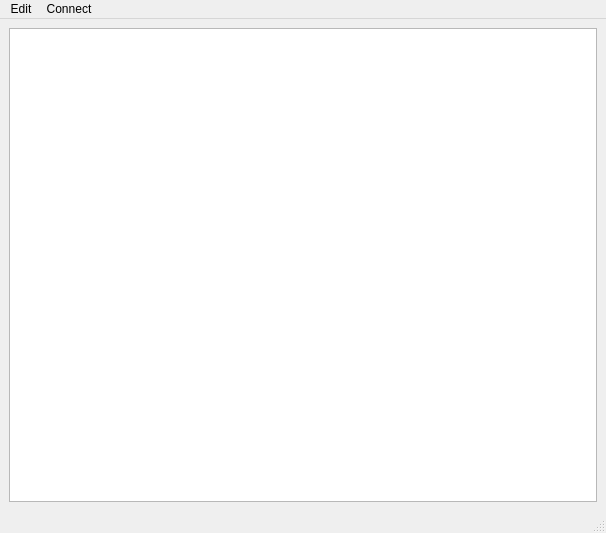
The window that ui files/SatelliteTracker.ui (z-taylor/Satellite-tracker-reworked) describes before a commit, drawn with Qt 5.
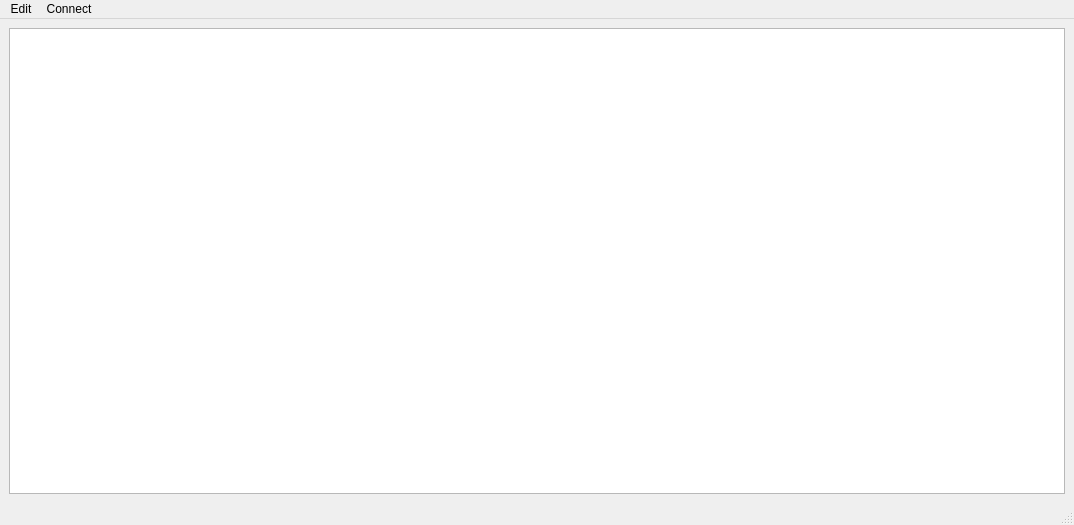
The same window after the commit.

Commit message: completely functioning tracking within gui

Patch:
```diff
--- a/ui files/SatelliteTracker.ui
+++ b/ui files/SatelliteTracker.ui
@@ -6,17 +6,36 @@
    <rect>
     <x>0</x>
     <y>0</y>
-    <width>606</width>
-    <height>533</height>
+    <width>1074</width>
+    <height>525</height>
    </rect>
   </property>
+  <property name="sizePolicy">
+   <sizepolicy hsizetype="Preferred" vsizetype="Preferred">
+    <horstretch>1</horstretch>
+    <verstretch>1</verstretch>
+   </sizepolicy>
+  </property>
   <property name="windowTitle">
    <string>MainWindow</string>
   </property>
   <widget class="QWidget" name="centralwidget">
    <layout class="QGridLayout" name="gridLayout">
     <item row="0" column="0">
-     <widget class="QTableView" name="tableView"/>
+     <widget class="QTableView" name="tableView">
+      <property name="sizePolicy">
+       <sizepolicy hsizetype="Expanding" vsizetype="Expanding">
+        <horstretch>0</horstretch>
+        <verstretch>0</verstretch>
+       </sizepolicy>
+      </property>
+      <property name="sizeIncrement">
+       <size>
+        <width>0</width>
+        <height>0</height>
+       </size>
+      </property>
+     </widget>
     </item>
    </layout>
   </widget>
@@ -25,7 +44,7 @@
     <rect>
      <x>0</x>
      <y>0</y>
-     <width>606</width>
+     <width>1074</width>
      <height>20</height>
     </rect>
    </property>
```
The commit also changes 1 other file.
